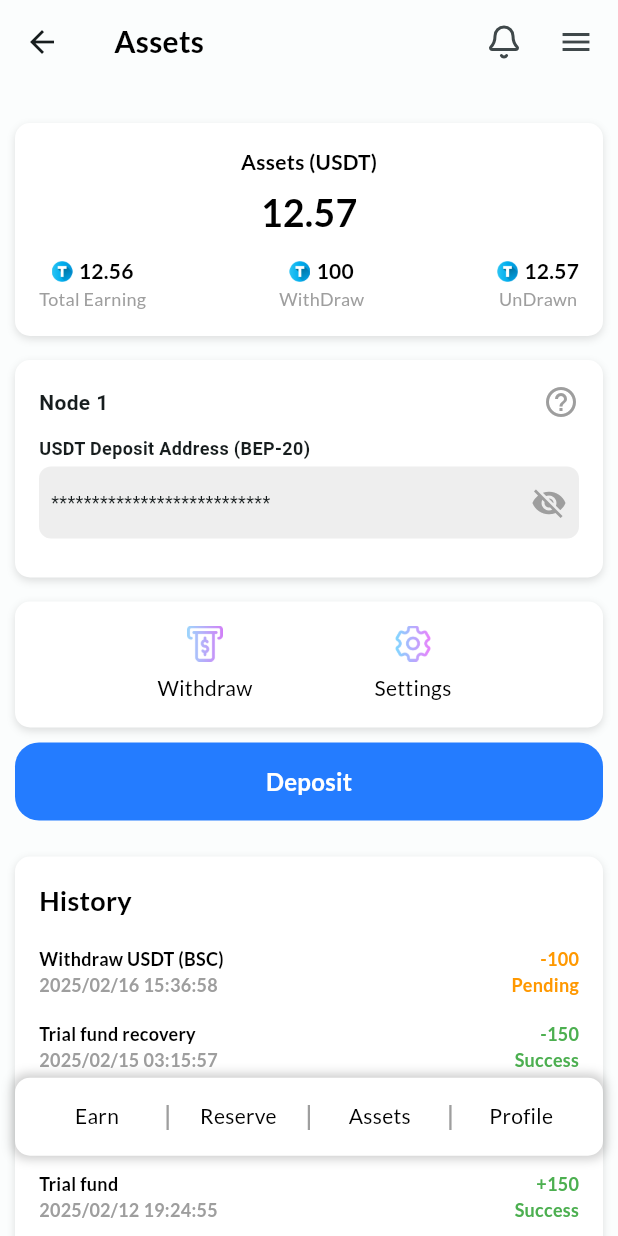
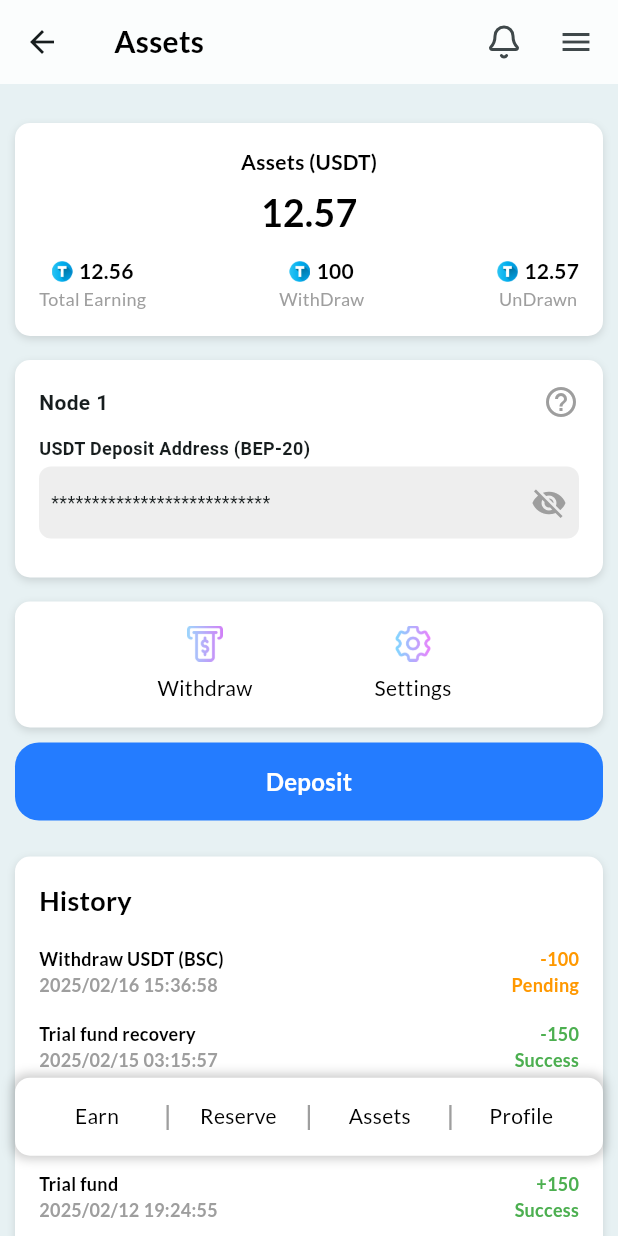
Before and after one commit to Sukhmeetsingh306/NFT_Trading, a Flutter app: the AssetsScreen screen opened directly, on a phone screen of 412 x 824 dp. Run offline on Flutter 3.47's test engine with Material 3 defaults, Android fonts, the light colour scheme and no system bars; our stand-ins replace google_fonts, intl_phone_field, lucide_icons, shared_preferences; missing offline and left inert: random_avatar; accounts and stored records are empty.

Commit message:
changed the color

```diff
--- a/frontend/lib/core/background_core.dart
+++ b/frontend/lib/core/background_core.dart
@@ -58,9 +58,9 @@ Widget containerWhiteDash(Widget child) {
 // ];
 
 const List<Color> backgroundColor = [
-  Colors.white60,
-  Colors.white60,
-  Colors.white60,
-  Colors.white60,
-  Colors.white60,
+  Color(0xFFE7F1F3),
+  Color(0xFFE7F1F3),
+  Color(0xFFE7F1F3),
+  Color(0xFFE7F1F3),
+  Color(0xFFE7F1F3),
 ];
```
